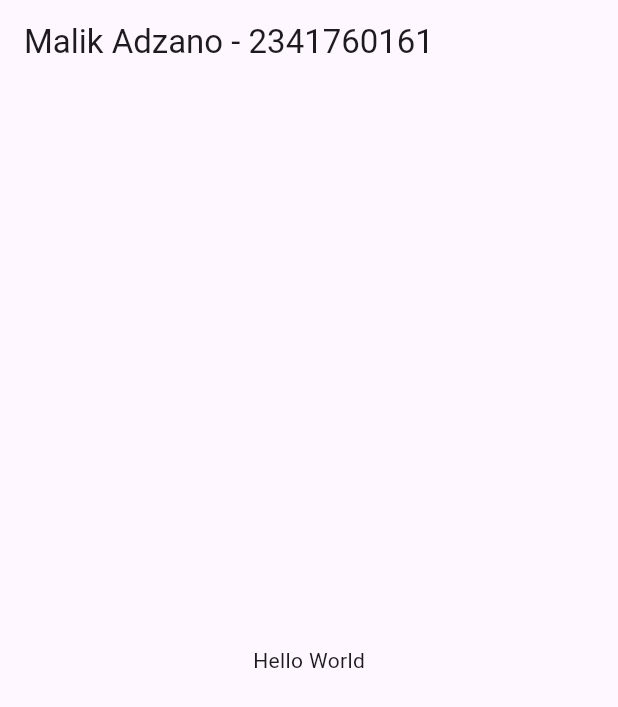
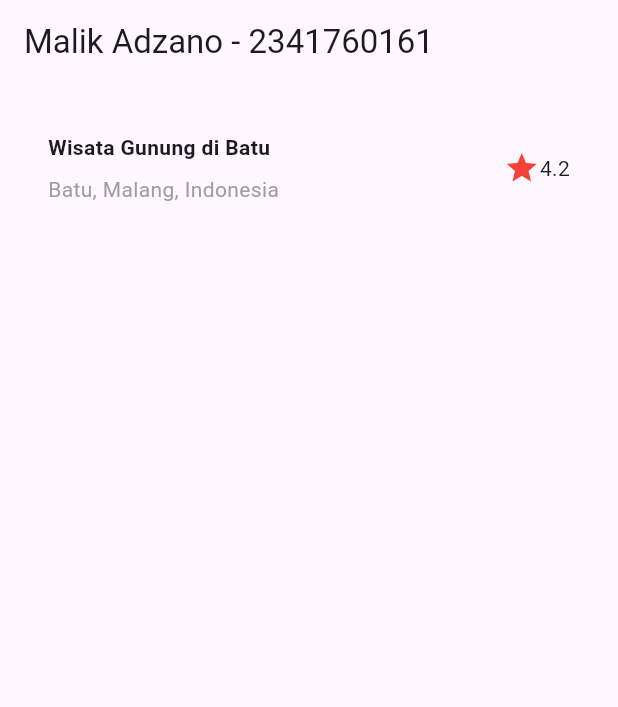
Before and after one commit to MalikAdz22/flutter-fundamental-part2, a Flutter app: the screen it shows after launch, on a phone screen of 412 x 824 dp. Shown: the top 707 px of the screen. Run offline on Flutter 3.47's test engine with Material 3 defaults, Android fonts, the phone set to English and light mode, and no system bars.

Commit message:
Modifikasi main (Implementasi title row) + isi Readme

```diff
--- a/lib/main.dart
+++ b/lib/main.dart
@@ -7,11 +7,41 @@ class MyApp extends StatelessWidget {
 
   @override
   Widget build(BuildContext context) {
+    Widget titleSection = Container(
+      padding: const EdgeInsets.all(32),
+      child: Row(
+        children: [
+          Expanded(
+            /* soal 1*/
+            child: Column(
+              crossAxisAlignment: CrossAxisAlignment.start,
+              children: [
+                /* soal 2*/
+                Container(
+                  padding: const EdgeInsets.only(bottom: 8),
+                  child: const Text(
+                    'Wisata Gunung di Batu',
+                    style: TextStyle(fontWeight: FontWeight.bold),
+                  ),
+                ),
+                Text(
+                  'Batu, Malang, Indonesia',
+                  style: TextStyle(color: Colors.grey[500]),
+                ),
+              ],
+            ),
+          ),
+          /* soal 3*/
+          Icon(Icons.star, color: Colors.red[500]),
+          const Text("4.2"),
+        ],
+      ),
+    );
     return MaterialApp(
       title: 'Flutter layout: Nama dan NIM Anda',
       home: Scaffold(
         appBar: AppBar(title: const Text('Malik Adzano - 2341760161')),
-        body: const Center(child: Text('Hello World')),
+        body: Column(children: [titleSection]),
       ),
     );
   }
```
Also changed, not shown: images/readme/02.jpg (added), 1 other file.
